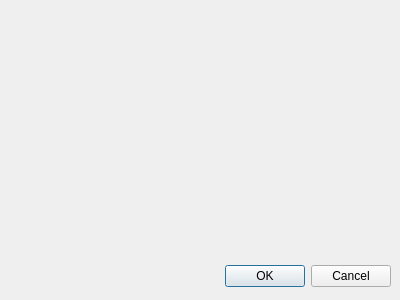
The window that historywindow.ui (MorgothCreator/lyra-gui-wallet) describes before a commit, drawn with Qt 5.
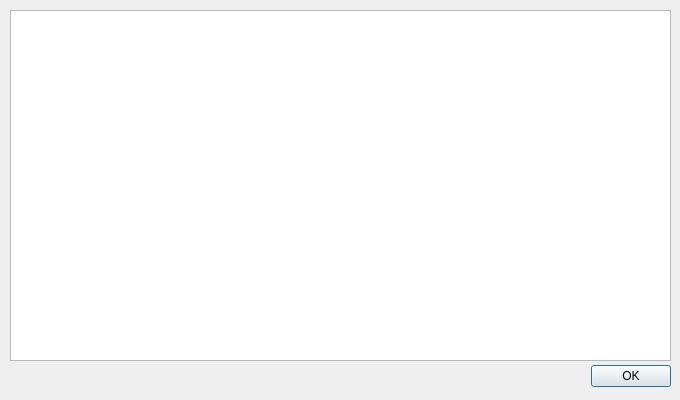
The same window after the commit.

Commit message: Add CLI busy semaphore on buttons. Add transaction history overview and detailed view.

```diff
--- a/historywindow.ui
+++ b/historywindow.ui
@@ -6,19 +6,31 @@
    <rect>
     <x>0</x>
     <y>0</y>
-    <width>400</width>
-    <height>300</height>
+    <width>680</width>
+    <height>400</height>
    </rect>
   </property>
+  <property name="minimumSize">
+   <size>
+    <width>680</width>
+    <height>400</height>
+   </size>
+  </property>
+  <property name="maximumSize">
+   <size>
+    <width>680</width>
+    <height>400</height>
+   </size>
+  </property>
   <property name="windowTitle">
    <string>Dialog</string>
   </property>
   <widget class="QDialogButtonBox" name="buttonBox">
    <property name="geometry">
     <rect>
-     <x>50</x>
-     <y>260</y>
-     <width>341</width>
+     <x>110</x>
+     <y>360</y>
+     <width>561</width>
      <height>32</height>
     </rect>
    </property>
@@ -26,7 +38,20 @@
     <enum>Qt::Horizontal</enum>
    </property>
    <property name="standardButtons">
-    <set>QDialogButtonBox::Cancel|QDialogButtonBox::Ok</set>
+    <set>QDialogButtonBox::Ok</set>
+   </property>
+  </widget>
+  <widget class="QTextEdit" name="historyTextEdit">
+   <property name="geometry">
+    <rect>
+     <x>10</x>
+     <y>10</y>
+     <width>661</width>
+     <height>351</height>
+    </rect>
+   </property>
+   <property name="readOnly">
+    <bool>true</bool>
    </property>
   </widget>
  </widget>
```
The commit also changes 22 other files.
